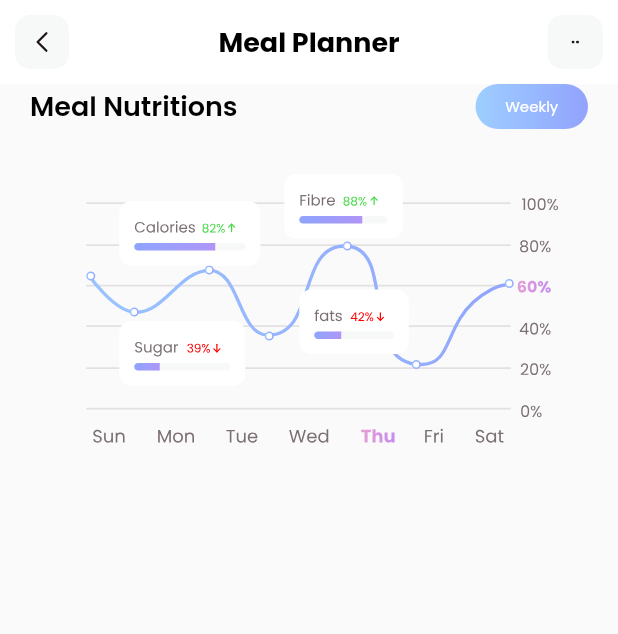
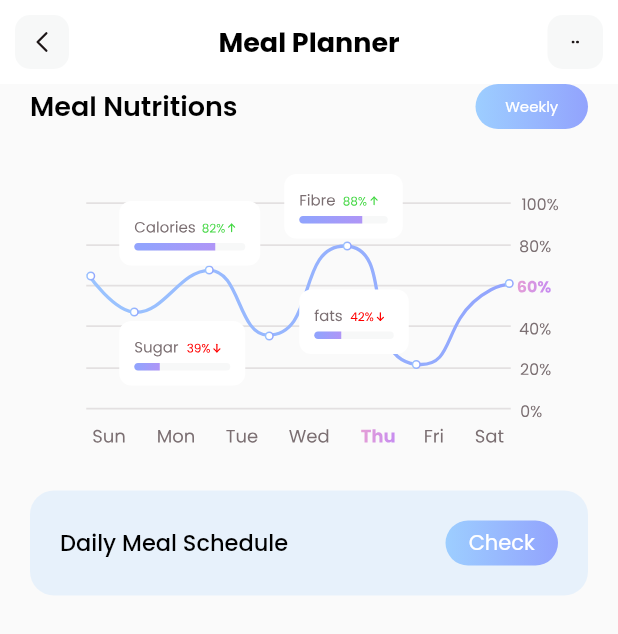
Before and after one commit to noelg-cj/fitness-app, a Flutter app: the screen it shows after launch, on a phone screen of 412 x 824 dp. Shown: the top 634 px of the screen. Run offline on Flutter 3.47's test engine with Material 2 defaults, Android fonts, the phone set to English and light mode, and no system bars; our stand-ins replace flutter_svg.

Commit message:
Daily meal schedule dded

```diff
--- a/lib/pages/planner.dart
+++ b/lib/pages/planner.dart
@@ -11,6 +11,62 @@ class planner extends StatelessWidget {
     return Scaffold(
       appBar: _appBar(),
       body: Column(
+        children: [
+          _nutrientsGraph(),
+          SizedBox(height: 20),
+          Padding(
+            padding: const EdgeInsets.only(left: 20, right: 20),
+            child: Container(
+              padding: EdgeInsets.all(20),
+              decoration: BoxDecoration(
+                color: Color(0xff9DCEFF).withOpacity(0.2),
+                borderRadius: BorderRadius.circular(16)
+              ),
+
+              child: Row(
+                mainAxisAlignment: MainAxisAlignment.spaceBetween,
+                children: [
+                  Text(
+                    'Daily Meal Schedule',
+                    style: TextStyle(
+                      color: Colors.black,
+                      fontSize: 15,
+                      fontWeight: FontWeight.w500
+                    )
+                  ),
+                  Container(
+                    height: 30,
+                    width: 75,
+                    decoration: BoxDecoration(
+                      gradient: LinearGradient(
+                        colors: const [
+                          Color(0xff9DCEFF),
+                          Color(0xff92A3FD)
+                        ]
+                      ),
+                      borderRadius: BorderRadius.circular(50)
+                    ),
+                    child: Center(
+                      child: Text(
+                        'Check',
+                        style: TextStyle(
+                          color: Colors.white,
+                          fontSize: 14
+                        ),
+                      ),
+                    ),
+                  )
+                ],
+              ),
+            ),
+          )
+        ],
+      )
+    );
+  }
+
+  Column _nutrientsGraph() {
+    return Column(
       crossAxisAlignment: CrossAxisAlignment.start,
       children: [
         Padding(
@@ -55,7 +111,6 @@ class planner extends StatelessWidget {
           child: SvgPicture.asset('assets/icons/Graph.svg'),
         )
       ],
-      )
     );
   }
 
```
Lines whose indentation alone changed are shown as unchanged.
